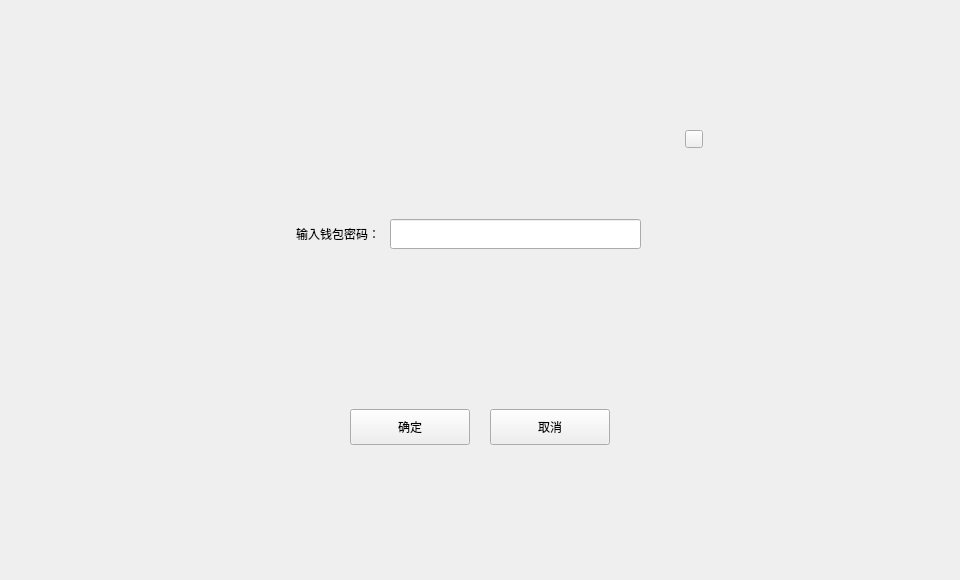
This is LNKWallet/miner/registerdialog.ui in HcashOrg/hx-indicator as Qt 5 draws it before an edit. The edited form follows.
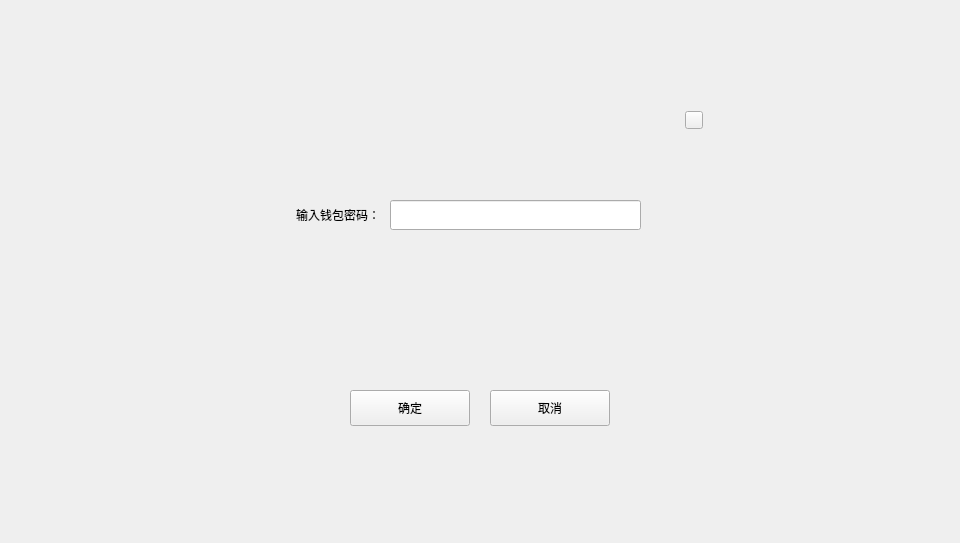
This is the edited form.

What changed in the file:
```diff
--- a/LNKWallet/miner/registerdialog.ui
+++ b/LNKWallet/miner/registerdialog.ui
@@ -7,7 +7,7 @@
     <x>0</x>
     <y>0</y>
     <width>960</width>
-    <height>580</height>
+    <height>543</height>
    </rect>
   </property>
   <property name="windowTitle">
@@ -19,7 +19,7 @@
      <x>0</x>
      <y>0</y>
      <width>960</width>
-     <height>580</height>
+     <height>543</height>
     </rect>
    </property>
    <property name="font">
@@ -31,7 +31,7 @@
     <property name="geometry">
      <rect>
       <x>230</x>
-      <y>110</y>
+      <y>91</y>
       <width>500</width>
       <height>360</height>
      </rect>
```
